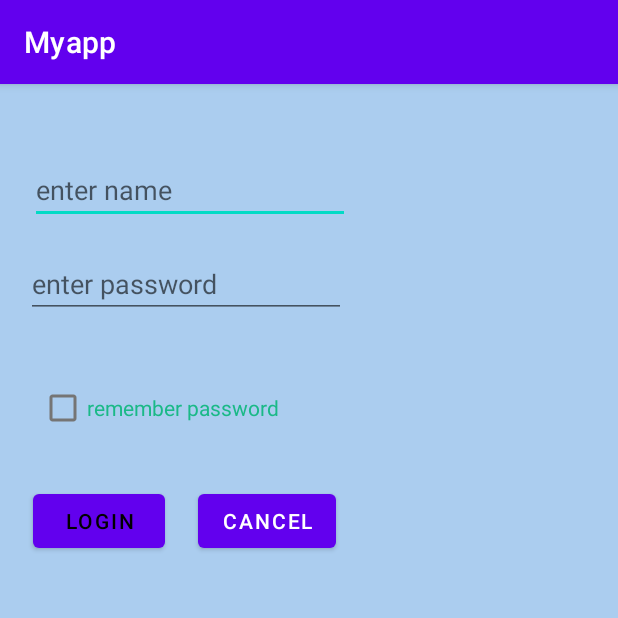
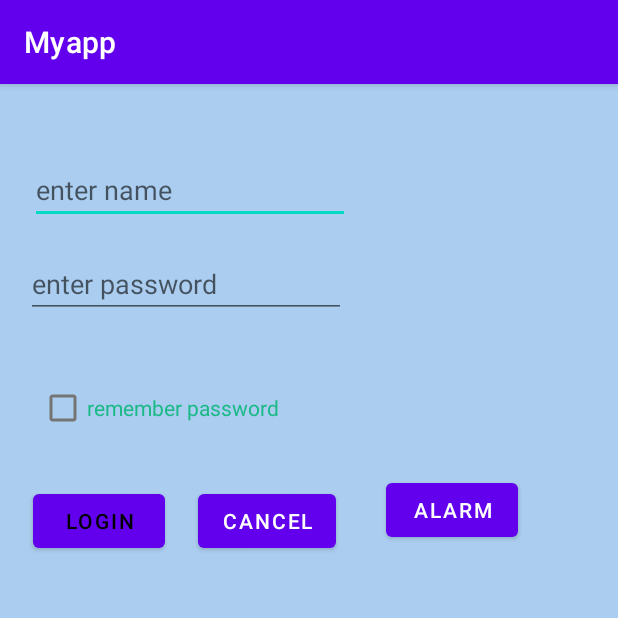
Before and after one commit to abdultanveer/Myapp, an Android app: the screen it shows after launch (MainActivity), on a phone screen of 412 x 824 dp, the top half of it. Run offline under Robolectric (Android 15) with nearby library versions, the phone set to English and light mode, and no system bars.

Commit message:
alarms via implicit intents

```diff
--- a/app/src/main/AndroidManifest.xml
+++ b/app/src/main/AndroidManifest.xml
@@ -1,6 +1,7 @@
 <?xml version="1.0" encoding="utf-8"?>
 <manifest xmlns:android="http://schemas.android.com/apk/res/android"
     package="com.next.myapp">
+    <uses-permission android:name="com.android.alarm.permission.SET_ALARM" />
 
     <application
         android:allowBackup="true"
--- a/app/src/main/res/layout/activity_main.xml
+++ b/app/src/main/res/layout/activity_main.xml
@@ -32,36 +32,48 @@
         app:layout_constraintTop_toBottomOf="@+id/etPersonName" />
 
     <CheckBox
-        android:textColor="@color/mobignoiscolor"
         android:id="@+id/checkBox"
         android:layout_width="wrap_content"
         android:layout_height="wrap_content"
         android:layout_marginStart="26dp"
         android:layout_marginTop="36dp"
         android:text="@string/remPwd"
+        android:textColor="@color/mobignoiscolor"
         app:layout_constraintStart_toStartOf="parent"
         app:layout_constraintTop_toBottomOf="@+id/etPassword" />
 
     <Button
         android:id="@+id/buttonlogin"
-        android:textColor="#000"
         android:layout_width="wrap_content"
         android:layout_height="wrap_content"
         android:layout_marginStart="22dp"
+        android:onClick="mobiClickHandler"
         android:text="@string/login"
-        android:onClick="mobiClickHandler"
+        android:textColor="#000"
         app:layout_constraintBaseline_toBaselineOf="@+id/buttoncancel"
         app:layout_constraintStart_toStartOf="parent" />
 
     <Button
         android:id="@+id/buttoncancel"
-        android:onClick="mobiClickHandler"
+        android:layout_width="wrap_content"
 
-        android:layout_width="wrap_content"
         android:layout_height="wrap_content"
         android:layout_marginStart="22dp"
         android:layout_marginTop="27dp"
+        android:onClick="mobiClickHandler"
         android:text="cancel"
         app:layout_constraintStart_toEndOf="@+id/buttonlogin"
         app:layout_constraintTop_toBottomOf="@+id/checkBox" />
+
+    <Button
+        android:id="@+id/buttonalarm"
+        android:layout_width="wrap_content"
+
+        android:layout_height="wrap_content"
+        android:layout_marginStart="33dp"
+        android:layout_marginBottom="7dp"
+        android:onClick="mobiClickHandler"
+        android:text="alarm"
+        app:layout_constraintBottom_toBottomOf="@+id/buttoncancel"
+        app:layout_constraintStart_toEndOf="@+id/buttoncancel" />
 </androidx.constraintlayout.widget.ConstraintLayout>
```
Also changed, not shown: app/src/main/java/com/next/myapp/MainActivity.java (+15 -0 lines).
